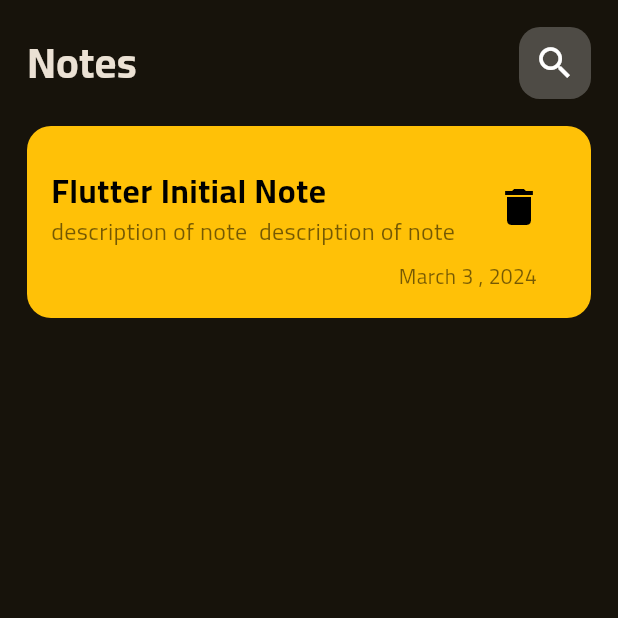
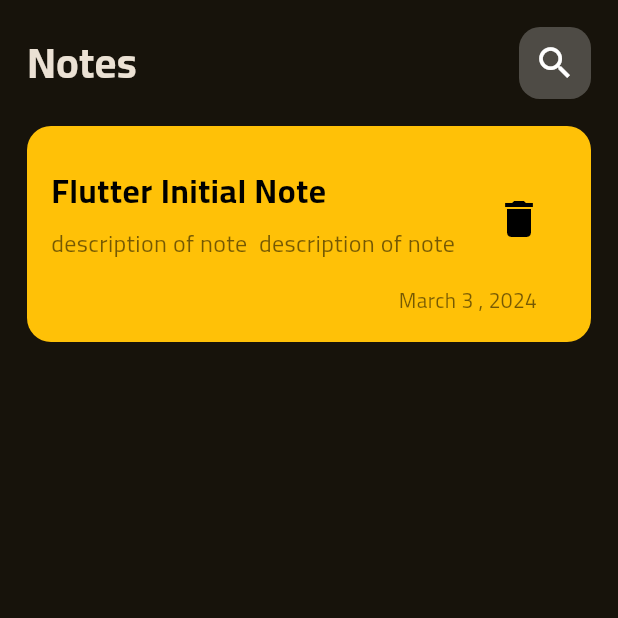
Before and after one commit to hashem2770/Notes, a Flutter app: the screen it shows after launch, on a phone screen of 412 x 824 dp, the top half of it. Run offline on Flutter 3.47's test engine with Material 3 defaults, Android fonts, the phone set to English and light mode, and no system bars.

Commit message:
refactor note item

```diff
--- a/lib/views/home_view/presentation/widgets/custom_note_item.dart
+++ b/lib/views/home_view/presentation/widgets/custom_note_item.dart
@@ -25,11 +25,14 @@ class NoteItem extends StatelessWidget {
               maxLines: 1,
               overflow: TextOverflow.ellipsis,
             ),
-            subtitle: const Text(
-              'description of note  description of note',
-              style: TextStyle(fontSize: 16, color: Colors.black54),
-              maxLines: 4,
-              overflow: TextOverflow.ellipsis,
+            subtitle: const Padding(
+              padding: EdgeInsets.symmetric(vertical: 8.0),
+              child: Text(
+                'description of note  description of note',
+                style: TextStyle(fontSize: 16, color: Colors.black54),
+                maxLines: 4,
+                overflow: TextOverflow.ellipsis,
+              ),
             ),
             trailing: IconButton(
                 onPressed: () {},
```
